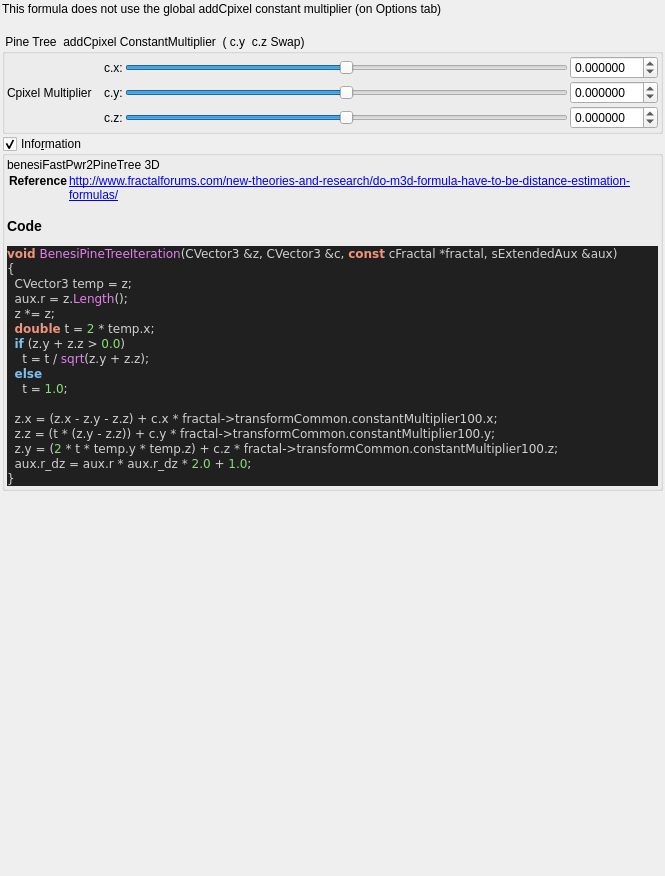
Before: the Qt Designer form mandelbulber2/qt_data/fractal_benesi_pine_tree.ui in buddhi1980/mandelbulber2, drawn with Qt 5.
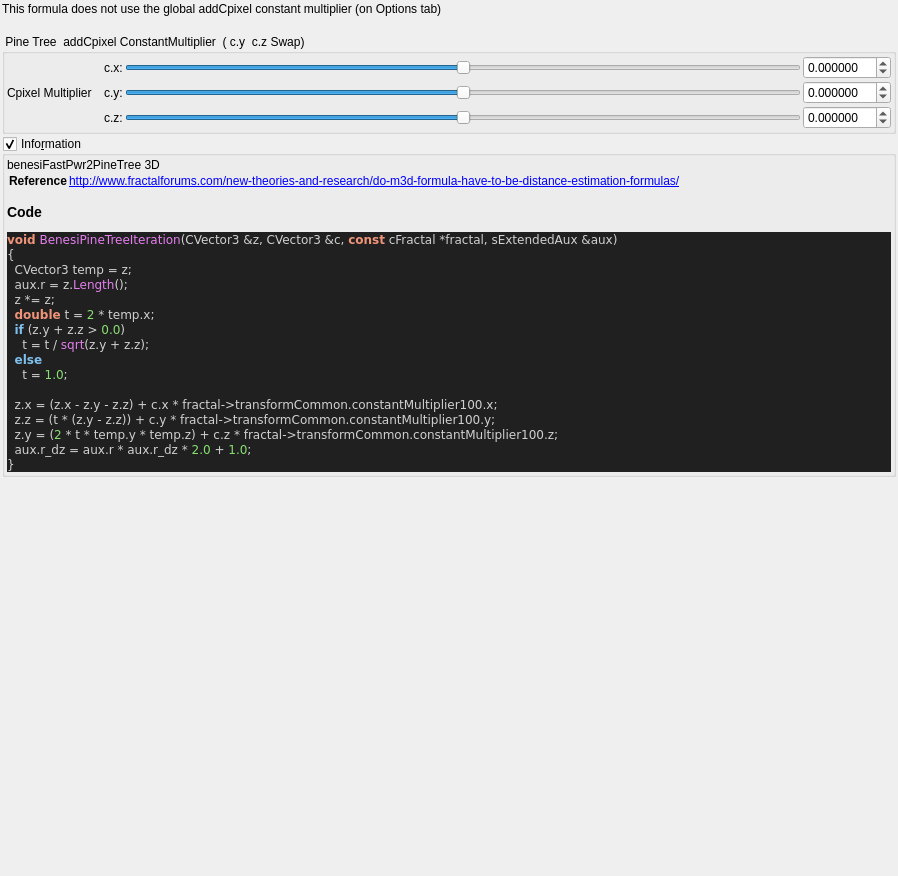
After: the same form once the commit is applied. Custom widgets are drawn as their Qt base class.

What changed in the file:
```diff
--- a/mandelbulber2/qt_data/fractal_benesi_pine_tree.ui
+++ b/mandelbulber2/qt_data/fractal_benesi_pine_tree.ui
@@ -6,7 +6,7 @@
    <rect>
     <x>0</x>
     <y>0</y>
-    <width>665</width>
+    <width>898</width>
     <height>876</height>
    </rect>
   </property>
```
Left out of the diff: 2 changed lines with no effect on the pictures.
